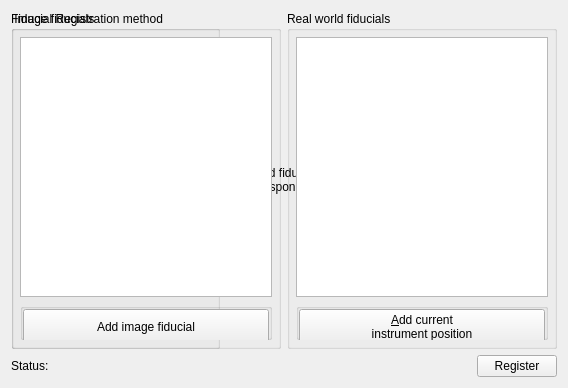
Qt form Modules/IGTUI/Qmitk/QmitkMaxillofacialRegistrationWidget.ui (lsanzdiaz/MITK-BiiG) before a commit.
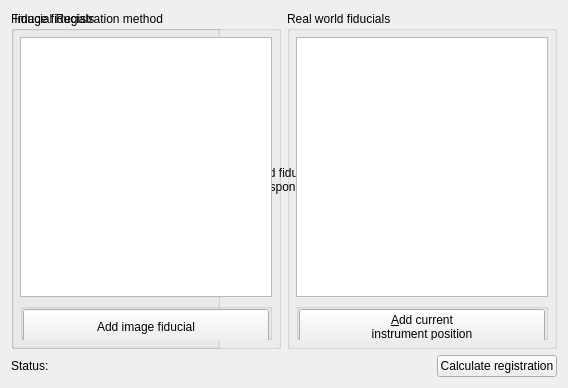
The same form after that commit. Custom widgets are drawn as their Qt base class.

Patch:
```diff
--- a/Modules/IGTUI/Qmitk/QmitkMaxillofacialRegistrationWidget.ui
+++ b/Modules/IGTUI/Qmitk/QmitkMaxillofacialRegistrationWidget.ui
@@ -289,12 +289,12 @@
           </property>-->
           <property name="maximumSize">
             <size>
-              <width>80</width>
+              <width>120</width>
               <height>70</height>
             </size>
           </property>
           <property name="text">
-            <string>Register</string>
+            <string>Calculate registration</string>
           </property>
         </widget>
       </item>
```
